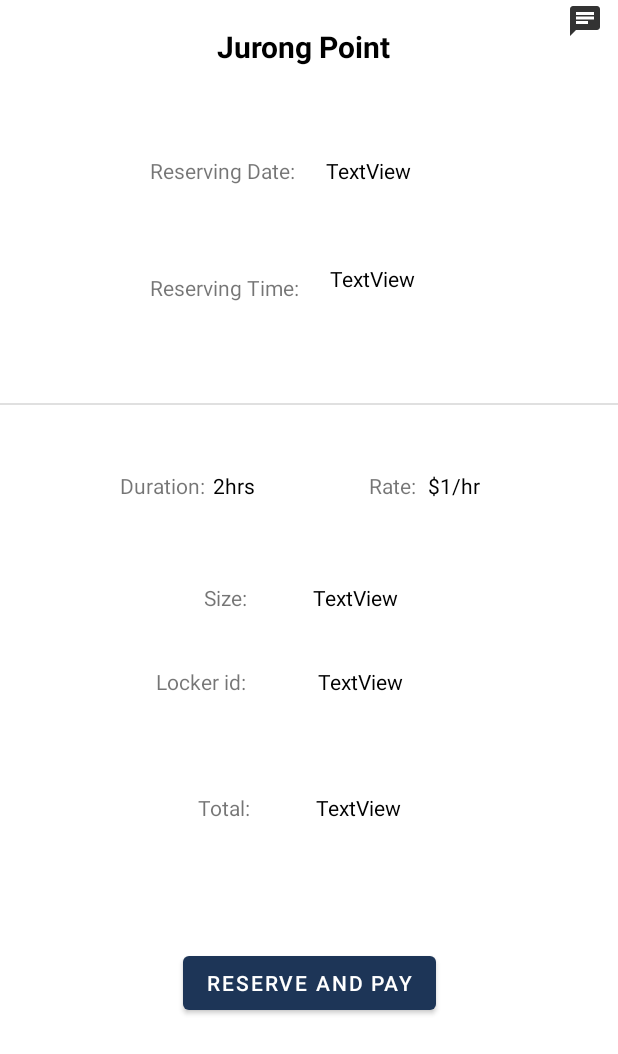
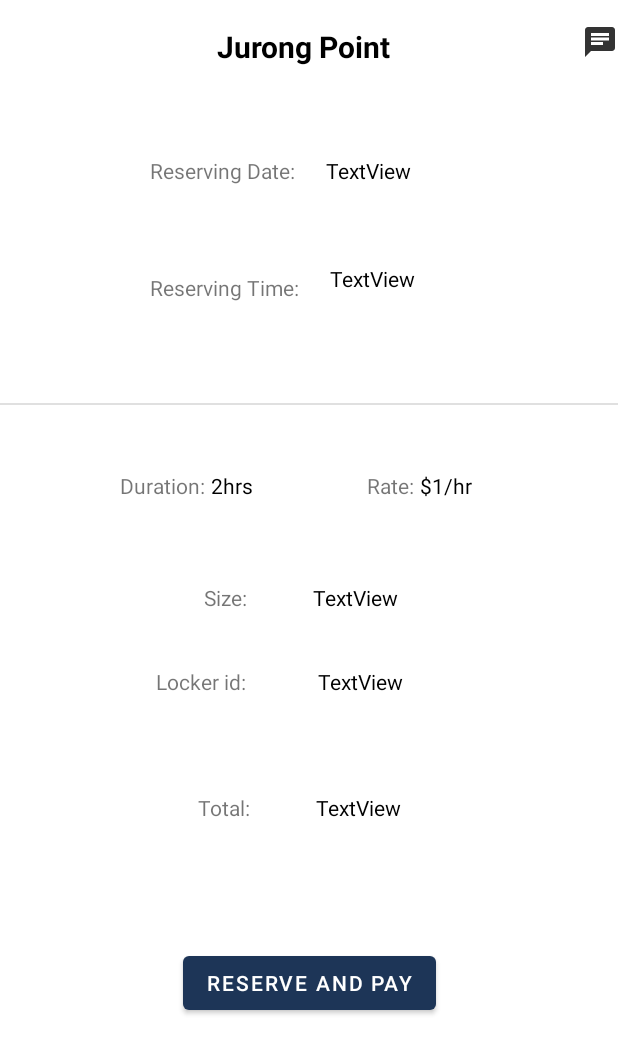
Before and after one commit to thedreamer67/LockerX, an Android app: the layout activity_booking_info.xml on its own in the app's theme, with its tools: preview values and no code run, on a phone screen of 412 x 824 dp. Shown: the top 1054 px of the screen. Run offline under Robolectric (Android 15) with nearby library versions, the phone set to English and light mode, and no system bars.

Commit message:
bookinginfo pagee

```diff
--- a/app/src/main/res/layout/activity_booking_info.xml
+++ b/app/src/main/res/layout/activity_booking_info.xml
@@ -4,19 +4,18 @@
     xmlns:tools="http://schemas.android.com/tools"
     android:layout_width="match_parent"
     android:layout_height="match_parent"
-    tools:context=".LockersInfo">
+    tools:context=".BookingInfo">
 
     <ImageButton
         android:id="@+id/imageButton7"
         android:layout_width="wrap_content"
         android:layout_height="wrap_content"
-        android:layout_gravity="top|right"
-        android:layout_marginTop="2dp"
-        android:layout_marginEnd="10dp"
         android:background="@color/white"
         android:src="@drawable/chat"
+        app:layout_constraintBottom_toBottomOf="parent"
         app:layout_constraintEnd_toEndOf="parent"
-        app:layout_constraintTop_toTopOf="parent" />
+        app:layout_constraintTop_toTopOf="parent"
+        app:layout_constraintVertical_bias="0.01999998" />
 
     <TextView
         android:id="@+id/textViewTime"
@@ -52,8 +51,9 @@
         android:id="@+id/textBookingHour"
         android:layout_width="wrap_content"
         android:layout_height="wrap_content"
-        android:layout_marginStart="5dp"
-        android:layout_marginEnd="40dp"
+
+        android:layout_marginStart="4dp"
+        android:layout_marginLeft="4dp"
         android:text="2hrs"
         android:textColor="@color/black"
         app:layout_constraintBottom_toBottomOf="parent"
@@ -100,6 +100,18 @@
         app:layout_constraintVertical_bias="0.814" />
 
     <TextView
+        android:id="@+id/textViewDate"
+        android:layout_width="wrap_content"
+        android:layout_height="wrap_content"
+        android:layout_marginStart="100dp"
+        android:layout_marginLeft="100dp"
+        android:text="Reserving Date:"
+        app:layout_constraintBottom_toBottomOf="parent"
+        app:layout_constraintStart_toStartOf="parent"
+        app:layout_constraintTop_toTopOf="parent"
+        app:layout_constraintVertical_bias="0.129" />
+
+    <TextView
         android:id="@+id/textDateDuration"
         android:layout_width="wrap_content"
         android:layout_height="wrap_content"
@@ -109,18 +121,6 @@
         android:textColor="@color/black"
         app:layout_constraintBottom_toBottomOf="parent"
         app:layout_constraintStart_toEndOf="@+id/textViewDate"
-        app:layout_constraintTop_toTopOf="parent"
-        app:layout_constraintVertical_bias="0.129" />
-
-    <TextView
-        android:id="@+id/textViewDate"
-        android:layout_width="wrap_content"
-        android:layout_height="wrap_content"
-        android:layout_marginStart="100dp"
-        android:text="Reserving Date:"
-        app:layout_constraintBottom_toBottomOf="parent"
-        app:layout_constraintEnd_toStartOf="@+id/textDateDuration"
-        app:layout_constraintStart_toStartOf="parent"
         app:layout_constraintTop_toTopOf="parent"
         app:layout_constraintVertical_bias="0.129" />
 
@@ -217,8 +217,8 @@
         android:id="@+id/textRate"
         android:layout_width="wrap_content"
         android:layout_height="wrap_content"
-        android:layout_marginStart="8dp"
-        android:layout_marginLeft="8dp"
+        android:layout_marginStart="4dp"
+        android:layout_marginLeft="4dp"
         android:text="$1/hr"
         android:textColor="@color/black"
         app:layout_constraintBottom_toBottomOf="parent"
```
Also changed, not shown: app/src/main/java/com/example/lockerxlogin/BookingActivity.java (+21 -21 lines), app/src/main/java/com/example/lockerxlogin/BookingInfo.java (+32 -0 lines).
